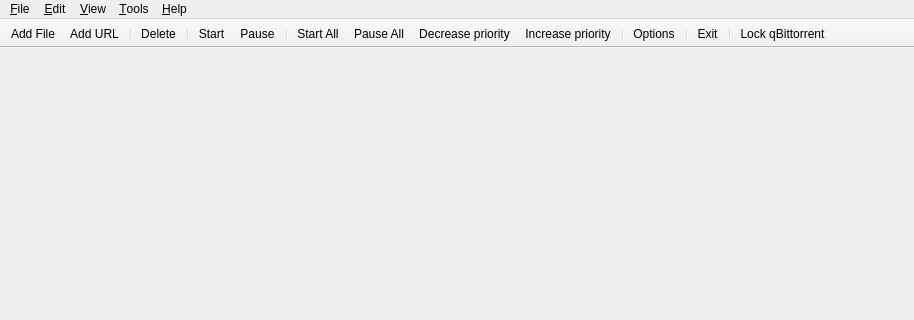
The window that src/ui/mainwindow.ui (SysAdminDoc/qBittorrent-Vanced) describes before a commit, drawn with Qt 5; both pictures show x 0 to 914 and y 0 to 320 of the 914 by 563 pixel window.
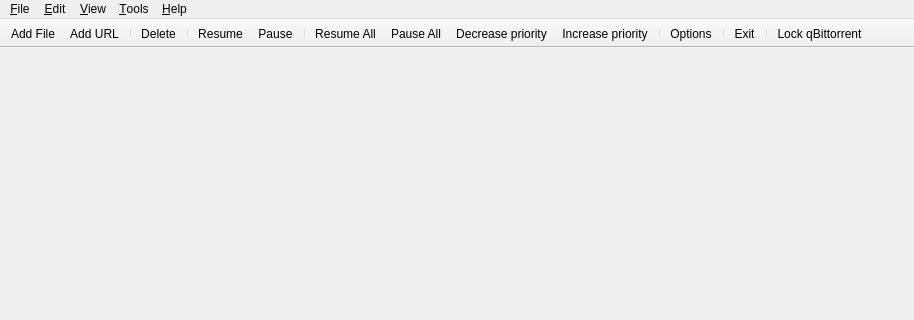
The same window after the commit. Icons and pictures are not drawn.

```diff
--- a/src/ui/mainwindow.ui
+++ b/src/ui/mainwindow.ui
@@ -161,7 +161,7 @@
   </action>
   <action name="actionStart">
    <property name="text">
-    <string>&amp;Start</string>
+    <string>&amp;Resume</string>
    </property>
   </action>
   <action name="actionPause">
@@ -181,7 +181,7 @@
   </action>
   <action name="actionStart_All">
    <property name="text">
-    <string>S&amp;tart All</string>
+    <string>R&amp;esume All</string>
    </property>
   </action>
   <action name="actionWebsite">
```
Left out of the diff: 5 changed lines with no effect on the pictures.
